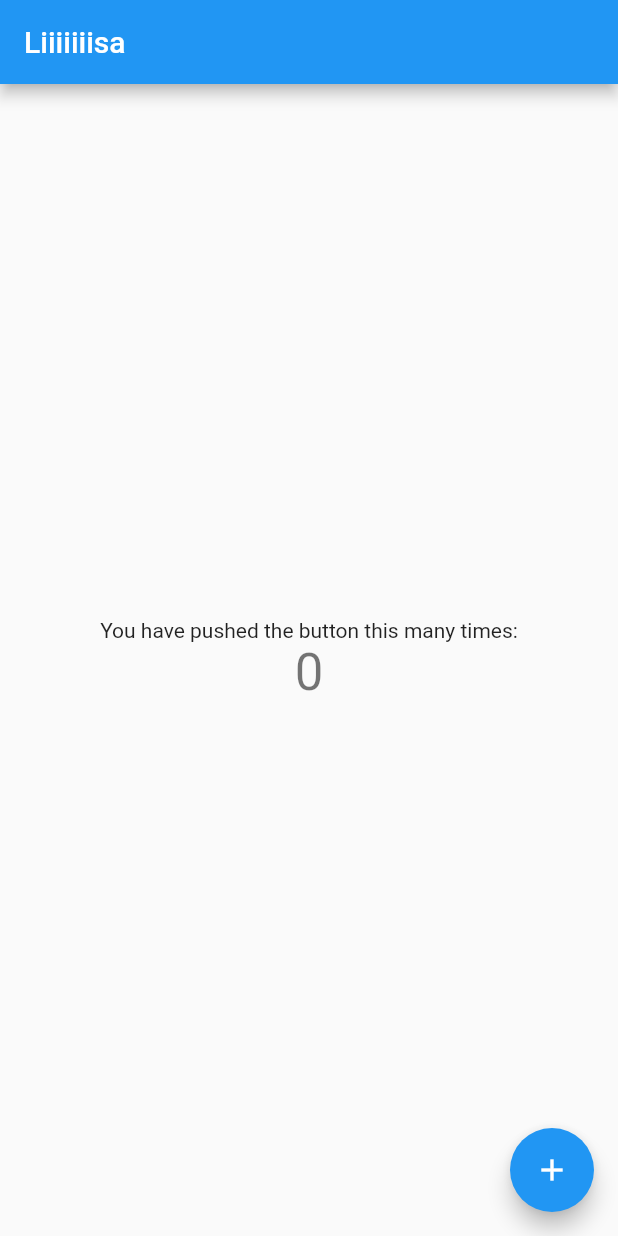
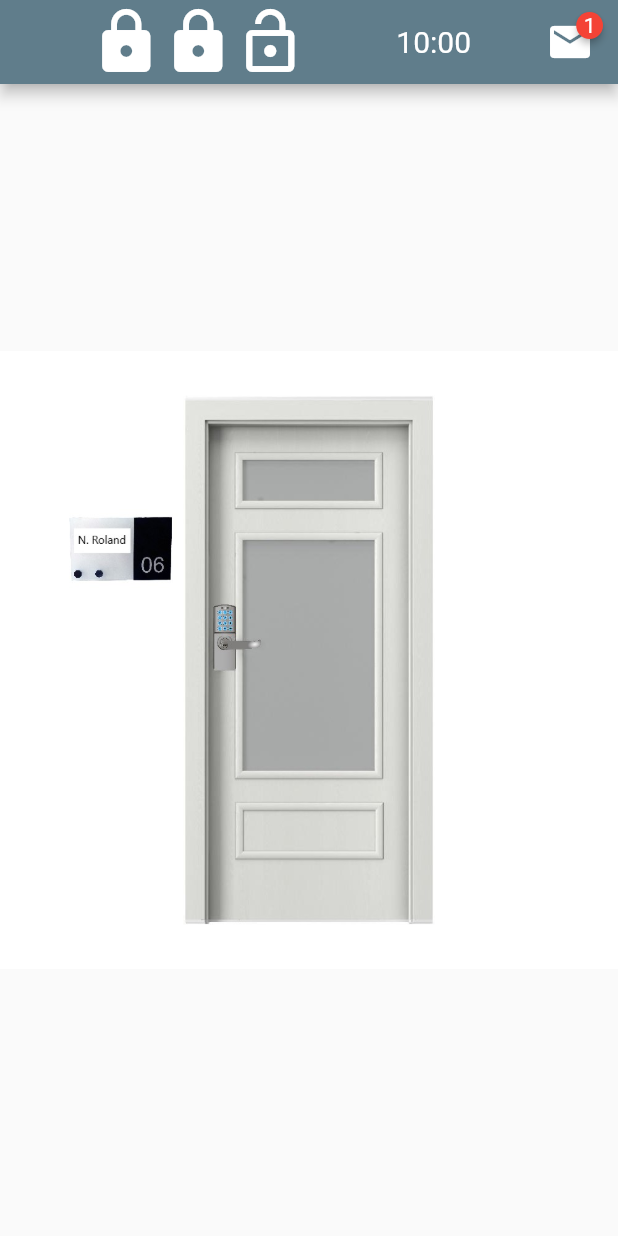
Before and after one commit to pkamp/escape_game, a Flutter app: the screen it shows after launch, on a phone screen of 412 x 824 dp. Run offline on Flutter 3.47's test engine with Material 2 defaults, Android fonts, the light colour scheme and no system bars; drawn by our look-alikes of badges.

Commit message:
first kick off

```diff
--- /dev/null
+++ b/lib/app_title.dart
@@ -0,0 +1,26 @@
+import 'package:flutter/material.dart';
+
+class AppTitle extends StatelessWidget {
+  const AppTitle({Key? key}) : super(key: key);
+
+  @override
+  Widget build(BuildContext context) {
+    return Row(
+      mainAxisAlignment: MainAxisAlignment.center,
+      children: [
+        Icon(
+          Icons.lock,
+          size: 48,
+        ),
+        Icon(
+          Icons.lock,
+          size: 48,
+        ),
+        Icon(
+          Icons.lock_open,
+          size: 48,
+        ),
+      ],
+    );
+  }
+}
--- /dev/null
+++ b/lib/mail.dart
@@ -0,0 +1,30 @@
+import 'package:badges/badges.dart';
+import 'package:escape_game/mail_screen.dart';
+import 'package:flutter/material.dart';
+
+class Mail extends StatelessWidget {
+  const Mail({Key? key}) : super(key: key);
+
+  @override
+  Widget build(BuildContext context) {
+    return IconButton(
+      padding: EdgeInsets.only(right: 20),
+      onPressed: () => Navigator.push(
+        context,
+        MaterialPageRoute(
+          builder: (context) => MailScreen(),
+        ),
+      ),
+      icon: Badge(
+        badgeContent: Text(
+          '1',
+          style: TextStyle(color: Colors.white),
+        ),
+        child: Icon(
+          Icons.mail,
+          size: 32,
+        ),
+      ),
+    );
+  }
+}
--- a/lib/main.dart
+++ b/lib/main.dart
@@ -1,3 +1,4 @@
+import 'package:escape_game/office_door.dart';
 import 'package:flutter/material.dart';
 
 void main() {
@@ -8,57 +9,12 @@ class MyApp extends StatelessWidget {
   @override
   Widget build(BuildContext context) {
     return MaterialApp(
+      debugShowCheckedModeBanner: false,
       title: 'Escape Game',
       theme: ThemeData(
-        primarySwatch: Colors.blue,
+        primarySwatch: Colors.blueGrey,
       ),
-      home: MyHomePage(title: 'Liiiiiiisa'),
+      home: OfficeDoor(),
     );
   }
 }
-
-class MyHomePage extends StatefulWidget {
-  MyHomePage({Key? key, required this.title}) : super(key: key);
-  final String title;
-
-  @override
-  _MyHomePageState createState() => _MyHomePageState();
-}
-
-class _MyHomePageState extends State<MyHomePage> {
-  int _counter = 0;
-
-  void _incrementCounter() {
-    setState(() {
-      _counter++;
-    });
-  }
-
-  @override
-  Widget build(BuildContext context) {
-    return Scaffold(
-      appBar: AppBar(
-        title: Text(widget.title),
-      ),
-      body: Center(
-        child: Column(
-          mainAxisAlignment: MainAxisAlignment.center,
-          children: <Widget>[
-            Text(
-              'You have pushed the button this many times:',
-            ),
-            Text(
-              '$_counter',
-              style: Theme.of(context).textTheme.headline4,
-            ),
-          ],
-        ),
-      ),
-      floatingActionButton: FloatingActionButton(
-        onPressed: _incrementCounter,
-        tooltip: 'Increment',
-        child: Icon(Icons.add),
-      ), // This trailing comma makes auto-formatting nicer for build methods.
-    );
-  }
-}
--- /dev/null
+++ b/lib/office_door.dart
@@ -0,0 +1,68 @@
+import 'package:escape_game/app_title.dart';
+import 'package:escape_game/mail.dart';
+import 'package:escape_game/office_screen.dart';
+import 'package:escape_game/timer.dart';
+import 'package:flutter/material.dart';
+
+class OfficeDoor extends StatelessWidget {
+  const OfficeDoor();
+
+  @override
+  Widget build(BuildContext context) {
+    return Scaffold(
+      appBar: AppBar(
+        centerTitle: true,
+        title: AppTitle(),
+        actions: [
+          Timer(),
+          SizedBox(
+            width: 50,
+          ),
+          Mail(),
+        ],
+      ),
+      body: Center(
+        child: Stack(
+          children: [
+            Image.asset(
+              'assets/office_door.jpg',
+              width: 1024,
+            ),
+            // Hinweis
+            Positioned(
+              top: 370,
+              left: 365,
+              child: GestureDetector(
+                onTap: () => showDialog(
+                  context: context,
+                  builder: (context) => AlertDialog(
+                    content: TextField(),
+                    actions: [
+                      TextButton.icon(
+                        onPressed: () => Navigator.pushAndRemoveUntil(
+                            context,
+                            MaterialPageRoute(
+                              builder: (context) => OfficeScreen(),
+                            ),
+                            (route) => false),
+                        icon: Icon(
+                          Icons.check_circle,
+                        ),
+                        label: Text("Öffnen"),
+                      ),
+                    ],
+                  ),
+                ),
+                child: Container(
+                  width: 50,
+                  height: 110,
+                  color: Colors.transparent,
+                ),
+              ),
+            ),
+          ],
+        ),
+      ),
+    );
+  }
+}
--- /dev/null
+++ b/lib/timer.dart
@@ -0,0 +1,15 @@
+import 'package:flutter/material.dart';
+
+class Timer extends StatelessWidget {
+  const Timer({Key? key}) : super(key: key);
+
+  @override
+  Widget build(BuildContext context) {
+    return Center(
+      child: Text(
+        '10:00',
+        style: TextStyle(fontSize: 20),
+      ),
+    );
+  }
+}
```
Also changed, not shown: lib/hint_screen.dart (added, +47 -0 lines), lib/mail_screen.dart (added, +49 -0 lines), lib/office_screen.dart (added, +109 -0 lines), pubspec.yaml (+4 -11 lines), assets/globe.png (added), assets/mail.png (added), assets/office_door.jpg (added), assets/qrcode.png (added), pubspec.lock, 5 other files.
